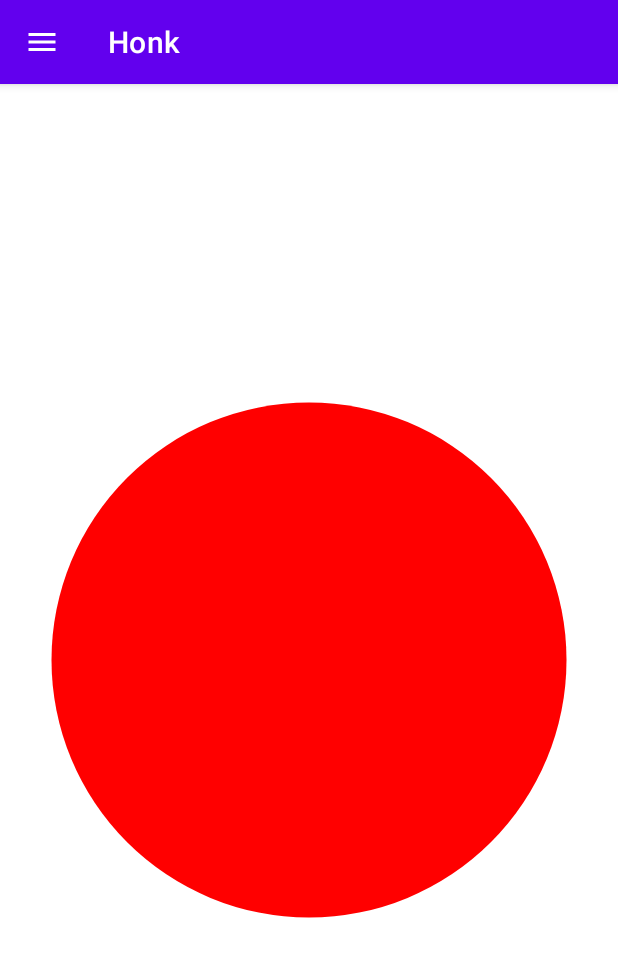
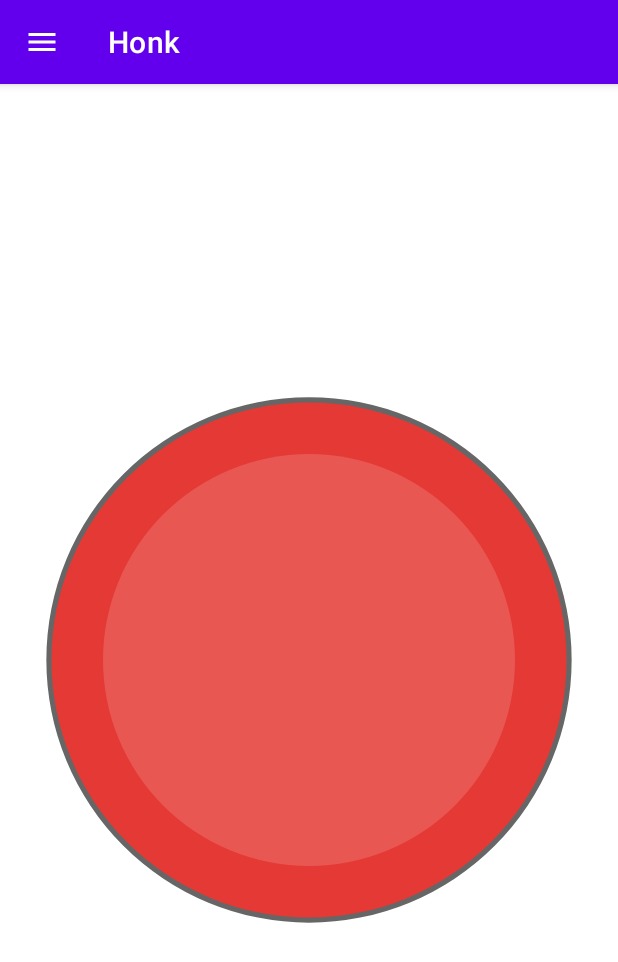
Before and after one commit to pyslop/honk, an Android app: the screen it shows after launch (MainActivity), on a phone screen of 412 x 824 dp. Shown: the top 962 px of the screen. Run offline under Robolectric (Android 15) with nearby library versions, the phone set to English and light mode, and no system bars.

Commit message:
Add scaling animation to honk button and replace button drawable

```diff
--- a/app/src/main/java/com/example/honk/MainActivity.kt
+++ b/app/src/main/java/com/example/honk/MainActivity.kt
@@ -14,6 +14,7 @@ import androidx.appcompat.widget.AppCompatImageButton
 import androidx.appcompat.widget.Toolbar
 import androidx.drawerlayout.widget.DrawerLayout
 import com.google.android.material.navigation.NavigationView
+import android.animation.ObjectAnimator
 
 class MainActivity : AppCompatActivity() {
     private lateinit var drawerLayout: DrawerLayout
@@ -30,6 +31,12 @@ class MainActivity : AppCompatActivity() {
     private val maxRate = 2.0f
     private val minVolume = 0.2f
     private val maxVolume = 1.0f
+
+    private val SCALE_PRESSED = 0.95f
+    private val SCALE_NORMAL = 1.0f
+    private val SCALE_ANIMATION_DURATION = 100L
+    private var scaleDownAnimator: ObjectAnimator? = null
+    private var scaleUpAnimator: ObjectAnimator? = null
 
     override fun onCreate(savedInstanceState: Bundle?) {
         super.onCreate(savedInstanceState)
@@ -66,9 +73,27 @@ class MainActivity : AppCompatActivity() {
 
     private fun setupHonkButton() {
         val honkButton: AppCompatImageButton = findViewById(R.id.honkButton)
+
+        // Create scale animators
+        scaleDownAnimator = ObjectAnimator.ofFloat(honkButton, "scaleX", SCALE_NORMAL, SCALE_PRESSED).apply {
+            duration = SCALE_ANIMATION_DURATION
+            addUpdateListener {
+                honkButton.scaleY = honkButton.scaleX
+            }
+        }
+
+        scaleUpAnimator = ObjectAnimator.ofFloat(honkButton, "scaleX", SCALE_PRESSED, SCALE_NORMAL).apply {
+            duration = SCALE_ANIMATION_DURATION
+            addUpdateListener {
+                honkButton.scaleY = honkButton.scaleX
+            }
+        }
+
         honkButton.setOnTouchListener { v, event ->
             when (event.action) {
                 MotionEvent.ACTION_DOWN -> {
+                    scaleUpAnimator?.cancel()
+                    scaleDownAnimator?.start()
                     startHonk(v, event)
                     true
                 }
@@ -77,6 +102,8 @@ class MainActivity : AppCompatActivity() {
                     true
                 }
                 MotionEvent.ACTION_UP -> {
+                    scaleDownAnimator?.cancel()
+                    scaleUpAnimator?.start()
                     stopHonk()
                     v.isPressed = false
                     true
@@ -159,5 +186,7 @@ class MainActivity : AppCompatActivity() {
         super.onDestroy()
         soundPool?.release()
         soundPool = null
+        scaleDownAnimator?.cancel()
+        scaleUpAnimator?.cancel()
     }
 }
--- a/app/src/main/res/drawable/goose_icon.xml
+++ /dev/null
@@ -1,9 +0,0 @@
-<vector xmlns:android="http://schemas.android.com/apk/res/android"
-    android:width="24dp"
-    android:height="24dp"
-    android:viewportWidth="24"
-    android:viewportHeight="24">
-    <path
-        android:fillColor="#FFFF0000"
-        android:pathData="M12,12m-10,0a10,10 0,1 1,20 0a10,10 0,1 1,-20 0"/>
-</vector>
--- /dev/null
+++ b/app/src/main/res/drawable/push_button.xml
@@ -0,0 +1,22 @@
+<?xml version="1.0" encoding="utf-8"?>
+<vector xmlns:android="http://schemas.android.com/apk/res/android"
+    android:width="24dp"
+    android:height="24dp"
+    android:viewportWidth="24"
+    android:viewportHeight="24">
+
+    <!-- Shadow -->
+    <path
+        android:fillColor="#99000000"
+        android:pathData="M12,12m-10.2,0a10.2,10.2 0,1 1,20.4 0a10.2,10.2 0,1 1,-20.4 0"/>
+
+    <!-- Button base -->
+    <path
+        android:fillColor="#FFE53935"
+        android:pathData="M12,12m-10,0a10,10 0,1 1,20 0a10,10 0,1 1,-20 0"/>
+
+    <!-- Gradient highlight -->
+    <path
+        android:fillColor="#26FFFFFF"
+        android:pathData="M12,4a8,8 0 0,1 8,8 8,8 0 0,1 -8,8 8,8 0 0,1 -8,-8 8,8 0 0,1 8,-8"/>
+</vector>
--- a/app/src/main/res/layout/activity_main.xml
+++ b/app/src/main/res/layout/activity_main.xml
@@ -23,7 +23,7 @@
             android:id="@+id/honkButton"
             android:layout_width="0dp"
             android:layout_height="0dp"
-            android:src="@drawable/goose_icon"
+            android:src="@drawable/push_button"
             android:scaleType="fitCenter"
             android:background="?attr/selectableItemBackgroundBorderless"
             android:soundEffectsEnabled="false"
```
Also changed, not shown: app/src/main/res/drawable/circular_button.xml (deleted, +0 -9 lines).
